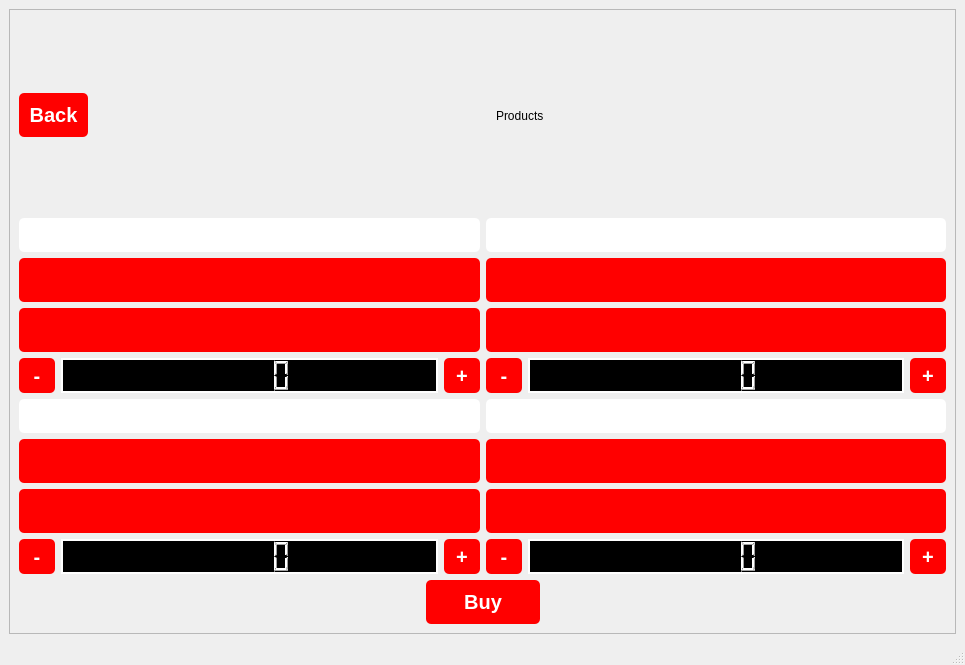
Old version of the form QT resource/fixedpage.ui in the repository fatma105/Vending-Machine-App.
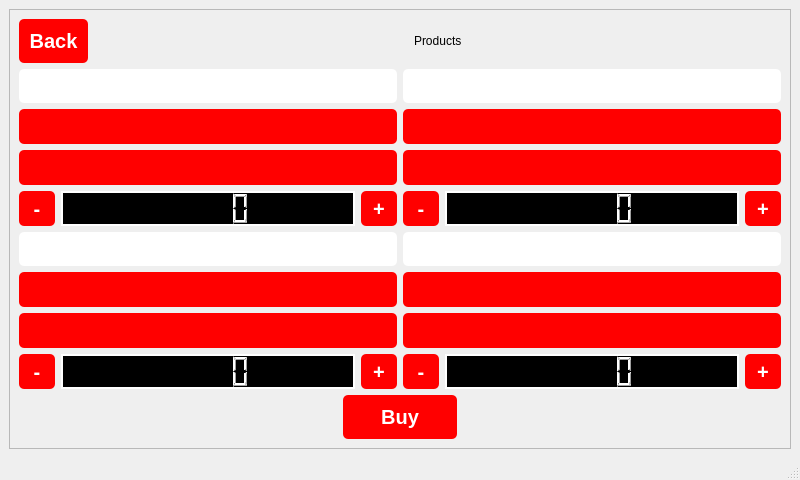
New version of the form.

```diff
--- a/QT resource/fixedpage.ui
+++ b/QT resource/fixedpage.ui
@@ -6,8 +6,8 @@
    <rect>
     <x>0</x>
     <y>0</y>
-    <width>965</width>
-    <height>665</height>
+    <width>800</width>
+    <height>480</height>
    </rect>
   </property>
   <property name="windowTitle">
@@ -53,8 +53,8 @@
         <rect>
          <x>0</x>
          <y>0</y>
-         <width>941</width>
-         <height>616</height>
+         <width>776</width>
+         <height>431</height>
         </rect>
        </property>
        <property name="minimumSize">
```
